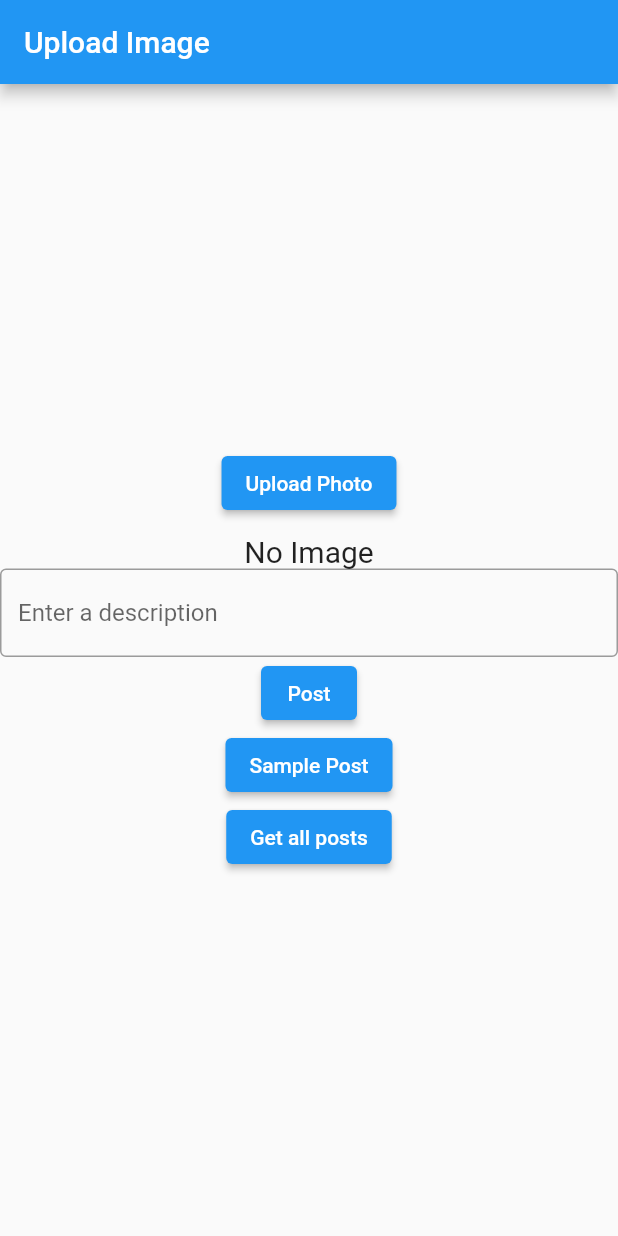
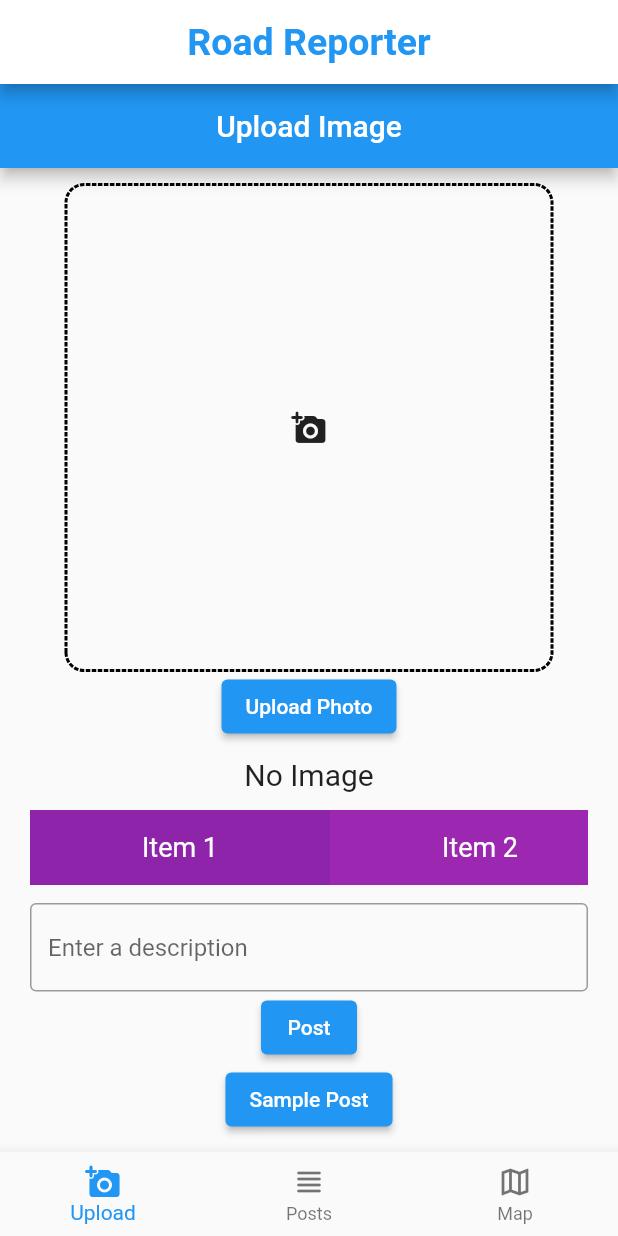
Before and after one commit to harshit0711/btp_app, a Flutter app: the screen it shows after launch, on a phone screen of 412 x 824 dp. Run offline on Flutter 3.47's test engine with Material 2 defaults, Android fonts, the phone set to English and light mode, and no system bars; drawn by our look-alikes of dotted_border; our stand-ins replace dio, geolocator, googleapis_auth, image_picker; missing offline and left inert: gcloud, latlng.

Commit message:
some ui improvements

```diff
--- a/lib/main.dart
+++ b/lib/main.dart
@@ -12,8 +12,8 @@ import 'dart:convert';
 import 'package:geolocator/geolocator.dart';
 import 'package:url_launcher/url_launcher.dart';
 import 'package:dio/dio.dart';
-// import 'package:geocoding/geocoding.dart';
 import 'api.dart';
+import 'package:dotted_border/dotted_border.dart';
 
 void main() => runApp(MaterialApp(
       home: Home(),
@@ -26,11 +26,77 @@ class Home extends StatefulWidget {
 }
 
 class _HomeState extends State<Home> {
+  int pageIndex = 0;
+
+  void _onItemTapped(int index) {
+    setState(() {
+      pageIndex = index;
+    });
+  }
+
+  final pages = [
+    Page1(),
+    Page2(),
+    // Page3(),
+    Icon(
+      Icons.map_outlined,
+      size: 150,
+    ),
+  ];
+
+  @override
+  Widget build(BuildContext context) {
+    return Scaffold(
+      appBar: AppBar(
+        title: Text(
+          "Road Reporter",
+          style: TextStyle(
+            color: Theme.of(context).primaryColor,
+            fontSize: 25,
+            fontWeight: FontWeight.w600,
+          ),
+        ),
+        centerTitle: true,
+        backgroundColor: Colors.white,
+      ),
+      body: pages[pageIndex],
+      bottomNavigationBar: BottomNavigationBar(
+        items: const <BottomNavigationBarItem>[
+          BottomNavigationBarItem(
+            icon: Icon(Icons.add_a_photo_rounded),
+            label: 'Upload',
+          ),
+          BottomNavigationBarItem(
+            icon: Icon(Icons.view_headline_rounded),
+            label: 'Posts',
+          ),
+          BottomNavigationBarItem(
+            icon: Icon(Icons.map_outlined),
+            label: 'Map',
+          ),
+        ],
+        currentIndex: pageIndex,
+        onTap: _onItemTapped,
+      ),
+    );
+  }
+}
+
+class Page1 extends StatefulWidget {
+  @override
+  _Page1State createState() => _Page1State();
+}
+
+class _Page1State extends State<Page1> {
   File? image;
   late Uint8List imagebytes;
   late String imageName;
   PickedFile? _pickedFile;
   CloudApi? api;
+  final ImagePicker _picker = ImagePicker();
+  late Position currentPostion;
+  late int datetime;
+  TextEditingController descController = TextEditingController();
 
   @override
   void initState() {
@@ -40,11 +106,12 @@ class _HomeState extends State<Home> {
     });
   }
 
-  final ImagePicker _picker = ImagePicker();
-
   //we can upload image from camera or from gallery based on parameter
   Future _pickImage(ImageSource media) async {
-    _pickedFile = await _picker.getImage(source: media);
+    _pickedFile = await _picker.getImage(source: media
+        // maxHeight: 100,
+        // maxWidth: 100
+        );
 
     setState(() {
       image = File(_pickedFile!.path);
@@ -99,8 +166,6 @@ class _HomeState extends State<Home> {
         });
   }
 
-  late Position currentPostion;
-
   void _getUserLocation() async {
     // var position = await GeolocatorPlatform.instance
     //     .getCurrentPosition(desiredAccuracy: LocationAccuracy.high);
@@ -151,8 +216,6 @@ class _HomeState extends State<Home> {
     });
     // return await Geolocator.getCurrentPosition();
   }
-
-  late int datetime;
 
   void _getCurrentTime() async {
     setState(() {
@@ -258,18 +321,60 @@ class _HomeState extends State<Home> {
         });
   }
 
-  TextEditingController descController = new TextEditingController();
+  // ignore: prefer_final_fields
   @override
   Widget build(BuildContext context) {
     return Scaffold(
       appBar: AppBar(
         title: Text('Upload Image'),
+        centerTitle: true,
       ),
       body: Center(
         child: SingleChildScrollView(
           child: Column(
             mainAxisAlignment: MainAxisAlignment.center,
             children: [
+              DottedBorder(
+                  borderType: BorderType.RRect,
+                  radius: const Radius.circular(12),
+                  // padding: EdgeInsets.all(6),
+                  color: Colors.black,
+                  strokeWidth: 2,
+                  child: SizedBox(
+                    height: 320,
+                    width: 320,
+                    child: image == null
+                        ? IconButton(
+                            icon: const Icon(Icons.add_a_photo_rounded),
+                            onPressed: () {
+                              myAlert();
+                            })
+                        : Stack(
+                            children: <Widget>[
+                              ClipRRect(
+                                  borderRadius: BorderRadius.circular(12),
+                                  child: Image.file(
+                                    //to show image, you type like this.
+                                    File(image!.path),
+                                    width: 640,
+                                    height: 640,
+                                    // fit: BoxFit.cover,
+                                  )),
+                              Positioned(
+                                  right: -9,
+                                  top: -9,
+                                  child: IconButton(
+                                      icon: Icon(
+                                        Icons.cancel,
+                                        color: Colors.black,
+                                        size: 30,
+                                      ),
+                                      onPressed: () => setState(() {
+                                            image = null;
+                                          })))
+                            ],
+                          ),
+                  )),
               ElevatedButton(
                 onPressed: () {
                   myAlert();
@@ -299,13 +404,62 @@ class _HomeState extends State<Home> {
                       "No Image",
                       style: TextStyle(fontSize: 20),
                     ),
-              TextField(
-                controller: descController,
-                decoration: InputDecoration(
-                  border: OutlineInputBorder(),
-                  hintText: 'Enter a description',
-                ),
-              ),
+              // SizedBox(height: 12),
+              Container(
+                  margin: const EdgeInsets.symmetric(
+                      vertical: 12.0, horizontal: 20),
+                  height: 50.0,
+                  child: ListView(
+                    scrollDirection: Axis.horizontal,
+                    children: <Widget>[
+                      Container(
+                        width: 200,
+                        color: Colors.purple[600],
+                        child: const Center(
+                            child: Text(
+                          'Item 1',
+                          style: TextStyle(fontSize: 18, color: Colors.white),
+                        )),
+                      ),
+                      Container(
+                        width: 200,
+                        color: Colors.purple[500],
+                        child: const Center(
+                            child: Text(
+                          'Item 2',
+                          style: TextStyle(fontSize: 18, color: Colors.white),
+                        )),
+                      ),
+                      Container(
+                        width: 200,
+                        color: Colors.purple[400],
+                        child: const Center(
+                            child: Text(
+                          'Item 3',
+                          style: TextStyle(fontSize: 18, color: Colors.white),
+                        )),
+                      ),
+                      Container(
+                        width: 200,
+                        color: Colors.purple[300],
+                        child: const Center(
+                            child: Text(
+                          'Item 4',
+                          style: TextStyle(fontSize: 18, color: Colors.white),
+                        )),
+                      ),
+                    ],
+                  )),
+              // SizedBox(height: 12),
+              Padding(
+                  padding: const EdgeInsets.symmetric(horizontal: 20),
+                  child: TextField(
+                    controller: descController,
+                    decoration: InputDecoration(
+                      border: OutlineInputBorder(),
+                      hintText: 'Enter a description',
+                    ),
+                  )),
               ElevatedButton(
                 onPressed: () {
                   myPost();
@@ -318,15 +472,6 @@ class _HomeState extends State<Home> {
                 },
                 child: Text('Sample Post'),
               ),
-              ElevatedButton(
-                onPressed: () {
-                  Navigator.push(
-                    context,
-                    MaterialPageRoute(builder: (context) => nextPage()),
-                  );
-                },
-                child: Text('Get all posts'),
-              ),
             ],
           ),
         ),
@@ -335,12 +480,12 @@ class _HomeState extends State<Home> {
   }
 }
 
-class nextPage extends StatefulWidget {
+class Page2 extends StatefulWidget {
   @override
-  _NextState createState() => _NextState();
+  _Page2State createState() => _Page2State();
 }
 
-class _NextState extends State<nextPage> {
+class _Page2State extends State<Page2> {
   Future<Response> _getData() async {
     var getResponse =
         await Dio().get("https://btp-backend-1.el.r.appspot.com/api/v1/posts");
@@ -363,6 +508,7 @@ class _NextState extends State<nextPage> {
     return Scaffold(
       appBar: AppBar(
         title: Text("All Posts"),
+        centerTitle: true,
       ),
       body: FutureBuilder(
         future: _getData(),
@@ -408,7 +554,7 @@ class _NextState extends State<nextPage> {
       child: Column(
         children: <Widget>[
           SizedBox(height: 12),
-          Container(height: 2, color: Colors.redAccent),
+          Container(height: 2, color: Theme.of(context).primaryColor),
           SizedBox(height: 12),
           Padding(
             padding: const EdgeInsets.symmetric(horizontal: 20),
--- a/pubspec.yaml
+++ b/pubspec.yaml
@@ -48,6 +48,7 @@ dependencies:
   dio: ^4.0.6
   url_launcher: ^6.1.10
   geocoding: ^2.1.0
+  dotted_border: ^2.0.0+3
   # geocoding: ^2.0.4
 
 dev_dependencies:
```
Also changed, not shown: pubspec.lock, 1 other file.
